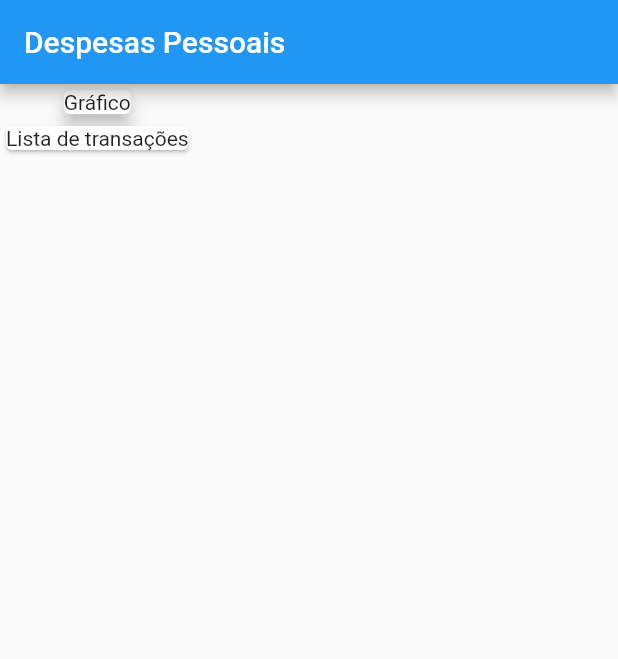
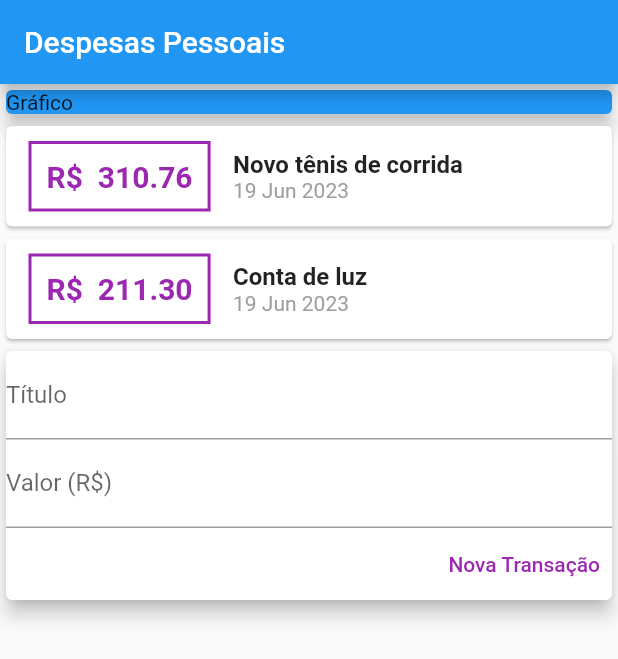
Before and after one commit to victorb132/expenses, a Flutter app: the screen it shows after launch, on a phone screen of 412 x 824 dp. Shown: the top 659 px of the screen. Run offline on Flutter 3.47's test engine with Material 2 defaults, Android fonts, the phone set to English and light mode, and no system bars.

Commit message:
feature/transaction_form

```diff
--- /dev/null
+++ b/lib/components/transaction_form.dart
@@ -0,0 +1,46 @@
+import 'package:flutter/material.dart';
+
+class TransactionForm extends StatelessWidget {
+  final titleController = TextEditingController();
+  final valueController = TextEditingController();
+
+  TransactionForm({super.key});
+
+  @override
+  Widget build(BuildContext context) {
+    return Card(
+      elevation: 5,
+      child: Column(
+        children: [
+          TextField(
+            controller: titleController,
+            decoration: const InputDecoration(
+              labelText: 'Título',
+            ),
+          ),
+          TextField(
+            controller: valueController,
+            decoration: const InputDecoration(
+              labelText: 'Valor (R\$)',
+            ),
+          ),
+          Row(
+            mainAxisAlignment: MainAxisAlignment.end,
+            children: [
+              TextButton(
+                style: TextButton.styleFrom(
+                  primary: Colors.purple,
+                ),
+                onPressed: () {
+                  print(titleController.text);
+                  print(valueController.text);
+                },
+                child: const Text('Nova Transação'),
+              ),
+            ],
+          ),
+        ],
+      ),
+    );
+  }
+}
--- /dev/null
+++ b/lib/components/transaction_list.dart
@@ -0,0 +1,58 @@
+import 'package:expenses/models/transaction.dart';
+import 'package:flutter/material.dart';
+import 'package:intl/intl.dart';
+
+class TransactionList extends StatelessWidget {
+  final List<Transaction> transactions;
+
+  const TransactionList(this.transactions);
+
+  @override
+  Widget build(BuildContext context) {
+    return Column(
+      children: transactions.map((tr) {
+        return Card(
+          child: Row(
+            children: [
+              Container(
+                margin: const EdgeInsets.symmetric(
+                  horizontal: 15,
+                  vertical: 10,
+                ),
+                decoration: BoxDecoration(
+                  border: Border.all(
+                    color: Colors.purple,
+                    width: 2,
+                  ),
+                ),
+                padding: const EdgeInsets.all(10),
+                child: Text('R\$  ${tr.value.toStringAsFixed(2)}',
+                    style: const TextStyle(
+                      fontWeight: FontWeight.bold,
+                      fontSize: 20,
+                      color: Colors.purple,
+                    )),
+              ),
+              Column(
+                crossAxisAlignment: CrossAxisAlignment.start,
+                children: [
+                  Text(
+                    tr.title,
+                    style: const TextStyle(
+                      fontSize: 16,
+                      fontWeight: FontWeight.bold,
+                    ),
+                  ),
+                  Text(
+                    DateFormat('d MMM y').format(tr.date),
+                    style: const TextStyle(color: Colors.grey),
+                  ),
+                ],
+              ),
+            ],
+          ),
+        );
+      }).toList(),
+    );
+  }
+}
--- /dev/null
+++ b/lib/components/transaction_user.dart
@@ -0,0 +1,39 @@
+import 'package:expenses/components/transaction_form.dart';
+import 'package:expenses/components/transaction_list.dart';
+import 'package:flutter/material.dart';
+
+import '../models/transaction.dart';
+
+class TransactionUser extends StatefulWidget {
+  const TransactionUser({super.key});
+
+  @override
+  State<TransactionUser> createState() => _TransactionUserState();
+}
+
+class _TransactionUserState extends State<TransactionUser> {
+  final _transactions = [
+    Transaction(
+      id: 't1',
+      title: 'Novo tênis de corrida',
+      value: 310.76,
+      date: DateTime.now(),
+    ),
+    Transaction(
+      id: 't2',
+      title: 'Conta de luz',
+      value: 211.30,
+      date: DateTime.now(),
+    )
+  ];
+
+  @override
+  Widget build(BuildContext context) {
+    return Column(
+      children: [
+        TransactionList(_transactions),
+        TransactionForm(),
+      ],
+    );
+  }
+}
--- a/lib/main.dart
+++ b/lib/main.dart
@@ -1,3 +1,4 @@
+import 'package:expenses/components/transaction_user.dart';
 import 'package:flutter/material.dart';
 
 main() {
@@ -9,14 +10,14 @@ class ExpensesApp extends StatelessWidget {
 
   @override
   Widget build(BuildContext context) {
-    return const MaterialApp(
+    return MaterialApp(
       home: MyHomePage(),
     );
   }
 }
 
 class MyHomePage extends StatelessWidget {
-  const MyHomePage({super.key});
+  MyHomePage({super.key});
 
   @override
   Widget build(BuildContext context) {
@@ -25,14 +26,14 @@ class MyHomePage extends StatelessWidget {
         title: const Text('Despesas Pessoais'),
       ),
       body: const Column(
+        crossAxisAlignment: CrossAxisAlignment.stretch,
         children: [
           Card(
+            color: Colors.blue,
+            elevation: 5,
             child: Text('Gráfico'),
-            elevation: 5,
           ),
-          Card(
-            child: Text('Lista de transações'),
-          ),
+          TransactionUser()
         ],
       ),
     );
--- /dev/null
+++ b/lib/models/transaction.dart
@@ -0,0 +1,13 @@
+class Transaction {
+  final String id;
+  final String title;
+  final double value;
+  final DateTime date;
+
+  Transaction({
+    required this.id,
+    required this.title,
+    required this.value,
+    required this.date,
+  });
+}
--- a/pubspec.yaml
+++ b/pubspec.yaml
@@ -35,6 +35,7 @@ dependencies:
   # The following adds the Cupertino Icons font to your application.
   # Use with the CupertinoIcons class for iOS style icons.
   cupertino_icons: ^1.0.2
+  intl: ^0.18.1
 
 dev_dependencies:
   flutter_test:
```
Also changed, not shown: pubspec.lock.
